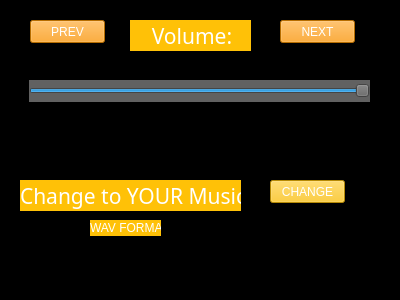
Xemonay/Brain-Dev, file Design/set.ui: the form before one commit.
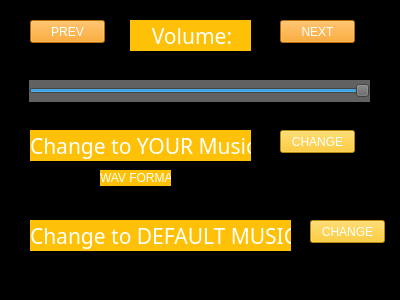
The form after the commit.

What changed in the file:
```diff
--- a/Design/set.ui
+++ b/Design/set.ui
@@ -44,8 +44,8 @@
   <widget class="QLabel" name="label_2">
    <property name="geometry">
     <rect>
-     <x>20</x>
-     <y>180</y>
+     <x>30</x>
+     <y>130</y>
      <width>221</width>
      <height>31</height>
     </rect>
@@ -68,8 +68,8 @@
   <widget class="QPushButton" name="change_msc">
    <property name="geometry">
     <rect>
-     <x>270</x>
-     <y>180</y>
+     <x>280</x>
+     <y>130</y>
      <width>75</width>
      <height>23</height>
     </rect>
@@ -86,8 +86,8 @@
   <widget class="QLabel" name="label_3">
    <property name="geometry">
     <rect>
-     <x>90</x>
-     <y>220</y>
+     <x>100</x>
+     <y>170</y>
      <width>71</width>
      <height>16</height>
     </rect>
@@ -161,6 +161,48 @@
     <string>PREV</string>
    </property>
   </widget>
+  <widget class="QLabel" name="label_4">
+   <property name="geometry">
+    <rect>
+     <x>30</x>
+     <y>220</y>
+     <width>261</width>
+     <height>31</height>
+    </rect>
+   </property>
+   <property name="font">
+    <font>
+     <family>Microsoft Tai Le</family>
+     <pointsize>16</pointsize>
+    </font>
+   </property>
+   <property name="styleSheet">
+    <string notr="true">color: white;
+background-color: #FFC107;
+</string>
+   </property>
+   <property name="text">
+    <string>Change to DEFAULT MUSIC</string>
+   </property>
+  </widget>
+  <widget class="QPushButton" name="change_msc_0">
+   <property name="geometry">
+    <rect>
+     <x>310</x>
+     <y>220</y>
+     <width>75</width>
+     <height>23</height>
+    </rect>
+   </property>
+   <property name="styleSheet">
+    <string notr="true">color: white;
+background-color: #FFC107;
+</string>
+   </property>
+   <property name="text">
+    <string>CHANGE</string>
+   </property>
+  </widget>
  </widget>
  <resources/>
  <connections/>
```
